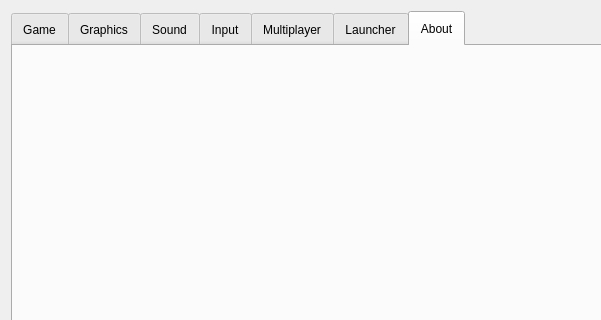
Before: the Qt Designer form settingsdialog.ui in yani/keeperfx-launcher-qt, drawn with Qt 5; both pictures show x 0 to 601 and y 0 to 320 of the 871 by 544 pixel window.
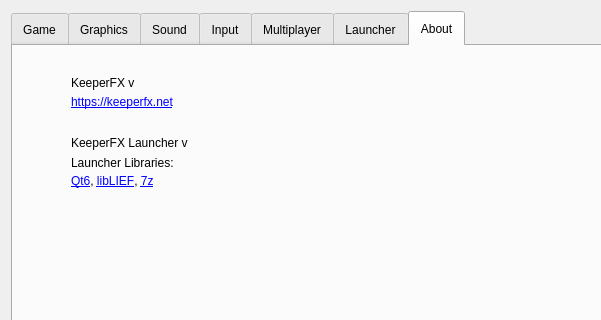
After: the same form once the commit is applied. The open tabs and pages were chosen to show the change. Icons and pictures are not drawn.

Commit message: add about page to settings

Diff of the .ui file:
```diff
--- a/settingsdialog.ui
+++ b/settingsdialog.ui
@@ -334,6 +334,144 @@
       <attribute name="title">
        <string>About</string>
       </attribute>
+      <widget class="QWidget" name="aboutLayoutWidget" native="true">
+       <property name="geometry">
+        <rect>
+         <x>17</x>
+         <y>18</y>
+         <width>750</width>
+         <height>216</height>
+        </rect>
+       </property>
+       <property name="sizePolicy">
+        <sizepolicy hsizetype="Maximum" vsizetype="Maximum">
+         <horstretch>0</horstretch>
+         <verstretch>0</verstretch>
+        </sizepolicy>
+       </property>
+       <property name="minimumSize">
+        <size>
+         <width>750</width>
+         <height>0</height>
+        </size>
+       </property>
+       <layout class="QHBoxLayout" name="horizontalLayout_2">
+        <item>
+         <widget class="QWidget" name="widget" native="true">
+          <layout class="QVBoxLayout" name="verticalLayout">
+           <item>
+            <widget class="QLabel" name="labelAboutImage">
+             <property name="maximumSize">
+              <size>
+               <width>250</width>
+               <height>180</height>
+              </size>
+             </property>
+             <property name="text">
+              <string/>
+             </property>
+             <property name="pixmap">
+              <pixmap resource="resources.qrc">:/res/launchermn.jpg</pixmap>
+             </property>
+             <property name="scaledContents">
+              <bool>true</bool>
+             </property>
+             <property name="alignment">
+              <set>Qt::AlignmentFlag::AlignLeading|Qt::AlignmentFlag::AlignLeft|Qt::AlignmentFlag::AlignTop</set>
+             </property>
+            </widget>
+           </item>
+          </layout>
+         </widget>
+        </item>
+        <item>
+         <widget class="QWidget" name="widgetAbout" native="true">
+          <property name="sizePolicy">
+           <sizepolicy hsizetype="Expanding" vsizetype="Expanding">
+            <horstretch>0</horstretch>
+            <verstretch>0</verstretch>
+           </sizepolicy>
+          </property>
+          <widget class="QLabel" name="labelKfxVersion">
+           <property name="geometry">
+            <rect>
+             <x>10</x>
+             <y>10</y>
+             <width>321</width>
+             <height>17</height>
+            </rect>
+           </property>
+           <property name="text">
+            <string>KeeperFX v</string>
+           </property>
+          </widget>
+          <widget class="QLabel" name="labelKfxWebsite">
+           <property name="geometry">
+            <rect>
+             <x>10</x>
+             <y>30</y>
+             <width>171</width>
+             <height>17</height>
+            </rect>
+           </property>
+           <property name="text">
+            <string>&lt;a href=&quot;https://keeperfx.net&quot;&gt;https://keeperfx.net&lt;/a&gt;</string>
+           </property>
+           <property name="openExternalLinks">
+            <bool>true</bool>
+           </property>
+          </widget>
+          <widget class="QLabel" name="labelLibrariesTitle">
+           <property name="geometry">
+            <rect>
+             <x>10</x>
+             <y>90</y>
+             <width>191</width>
+             <height>17</height>
+            </rect>
+           </property>
+           <property name="text">
+            <string>Launcher Libraries:</string>
+           </property>
+          </widget>
+          <widget class="QLabel" name="labelLibraries">
+           <property name="geometry">
+            <rect>
+             <x>10</x>
+             <y>110</y>
+             <width>221</width>
+             <height>41</height>
+            </rect>
+           </property>
+           <property name="text">
+            <string>&lt;a href=&quot;https://www.qt.io/product/qt6&quot;&gt;Qt6&lt;/a&gt;,
+&lt;a href=&quot;https://github.com/lief-project/LIEF&quot;&gt;libLIEF&lt;/a&gt;,
+&lt;a href=&quot;https://www.7-zip.org/&quot;&gt;7z&lt;/a&gt;</string>
+           </property>
+           <property name="alignment">
+            <set>Qt::AlignmentFlag::AlignLeading|Qt::AlignmentFlag::AlignLeft|Qt::AlignmentFlag::AlignTop</set>
+           </property>
+           <property name="openExternalLinks">
+            <bool>true</bool>
+           </property>
+          </widget>
+          <widget class="QLabel" name="labelKfxLauncherVersion">
+           <property name="geometry">
+            <rect>
+             <x>10</x>
+             <y>70</y>
+             <width>441</width>
+             <height>17</height>
+            </rect>
+           </property>
+           <property name="text">
+            <string>KeeperFX Launcher v</string>
+           </property>
+          </widget>
+         </widget>
+        </item>
+       </layout>
+      </widget>
      </widget>
     </widget>
    </item>
```
Left out of the diff: 4 changed lines with no effect on the pictures. The commit also changes 3 other files.
